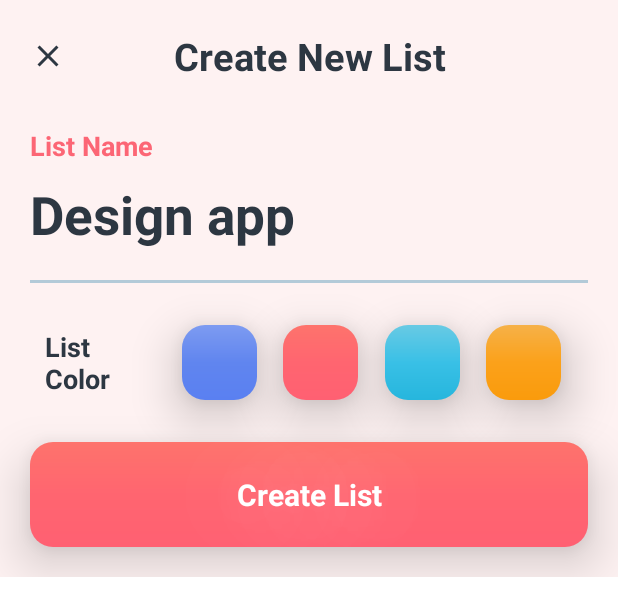
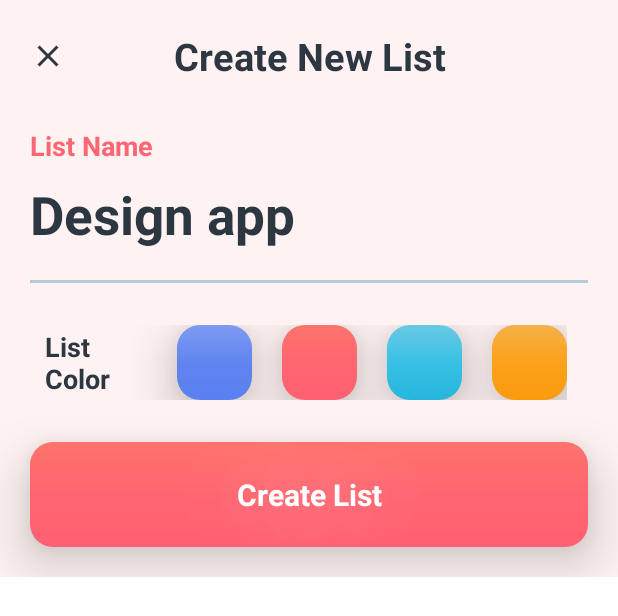
Before and after one commit to ArsTaroyan/Daily, an Android app: the layout dialog_new_list.xml on its own in the app's theme, with its tools: preview values and no code run, on a phone screen of 412 x 824 dp. Shown: the top 616 px of the screen. Run offline under Robolectric (Android 15) with nearby library versions, the phone set to English and light mode, and no system bars.

Commit message:
Radio button

```diff
--- /dev/null
+++ b/app/src/main/res/drawable/radio_blue.xml
@@ -0,0 +1,7 @@
+<?xml version="1.0" encoding="utf-8"?>
+<selector xmlns:android="http://schemas.android.com/apk/res/android">
+
+    <item android:drawable="@drawable/btn_blue_checked" android:state_checked="true" />
+
+    <item android:drawable="@drawable/btn_blue" android:state_checked="false" />
+</selector>
--- /dev/null
+++ b/app/src/main/res/drawable/radio_orange.xml
@@ -0,0 +1,7 @@
+<?xml version="1.0" encoding="utf-8"?>
+<selector xmlns:android="http://schemas.android.com/apk/res/android">
+
+    <item android:drawable="@drawable/btn_orange_checked" android:state_checked="true" />
+
+    <item android:drawable="@drawable/btn_orange" android:state_checked="false" />
+</selector>
--- /dev/null
+++ b/app/src/main/res/drawable/radio_purple.xml
@@ -0,0 +1,7 @@
+<?xml version="1.0" encoding="utf-8"?>
+<selector xmlns:android="http://schemas.android.com/apk/res/android">
+
+    <item android:drawable="@drawable/btn_purple_checked" android:state_checked="true" />
+
+    <item android:drawable="@drawable/btn_purple" android:state_checked="false" />
+</selector>
--- /dev/null
+++ b/app/src/main/res/drawable/radio_red.xml
@@ -0,0 +1,7 @@
+<?xml version="1.0" encoding="utf-8"?>
+<selector xmlns:android="http://schemas.android.com/apk/res/android">
+
+    <item android:drawable="@drawable/btn_red_checked" android:state_checked="true" />
+
+    <item android:drawable="@drawable/btn_red" android:state_checked="false" />
+</selector>
--- a/app/src/main/res/layout/dialog_new_list.xml
+++ b/app/src/main/res/layout/dialog_new_list.xml
@@ -20,11 +20,11 @@
         android:layout_width="@dimen/space_0"
         android:layout_height="wrap_content"
         android:layout_marginTop="@dimen/space_20"
+        android:gravity="center"
         android:text="@string/create_new_list"
         android:textColor="@color/dark_grey"
         android:textSize="@dimen/size_25"
         android:textStyle="bold"
-        android:gravity="center"
         app:layout_constraintEnd_toEndOf="@id/guideLineEnd"
         app:layout_constraintStart_toEndOf="@id/guideLineBegin"
         app:layout_constraintTop_toTopOf="parent" />
@@ -81,54 +81,57 @@
         app:layout_constraintStart_toStartOf="@id/guideLineBegin"
         app:layout_constraintTop_toBottomOf="@id/firstLine" />
 
-    <View
+    <RadioGroup
+        android:layout_width="wrap_content"
+        android:layout_height="wrap_content"
+        android:orientation="horizontal"
+        app:layout_constraintBottom_toTopOf="@id/btnCreateList"
+        app:layout_constraintEnd_toStartOf="@id/guideLineEnd"
+        app:layout_constraintStart_toEndOf="@id/listColor"
+        app:layout_constraintTop_toBottomOf="@id/firstLine">
+
+        <RadioButton
             android:id="@+id/colorPurpleList"
             android:layout_width="@dimen/space_50"
             android:layout_height="@dimen/space_50"
             android:layout_marginStart="@dimen/space_30"
             android:background="@drawable/btn_purple"
+            android:button="@android:color/transparent"
             android:elevation="@dimen/space_5"
-        android:translationZ="@dimen/space_15"
-        app:layout_constraintBottom_toBottomOf="@id/listColor"
-        app:layout_constraintEnd_toStartOf="@id/colorCoralList"
-        app:layout_constraintStart_toEndOf="@id/listColor"
-        app:layout_constraintTop_toTopOf="@id/listColor" />
+            android:translationZ="@dimen/space_15" />
 
-    <View
+        <RadioButton
             android:id="@+id/colorCoralList"
             android:layout_width="@dimen/space_50"
             android:layout_height="@dimen/space_50"
+            android:layout_marginStart="@dimen/space_20"
             android:background="@drawable/btn_red"
+            android:button="@android:color/transparent"
             android:elevation="@dimen/space_5"
-        android:translationZ="@dimen/space_15"
-        app:layout_constraintBottom_toBottomOf="@id/listColor"
-        app:layout_constraintEnd_toStartOf="@id/colorBlueList"
-        app:layout_constraintStart_toEndOf="@id/colorPurpleList"
-        app:layout_constraintTop_toTopOf="@id/listColor" />
+            android:translationZ="@dimen/space_15" />
 
-    <View
+        <RadioButton
             android:id="@+id/colorBlueList"
             android:layout_width="@dimen/space_50"
             android:layout_height="@dimen/space_50"
+            android:layout_marginStart="@dimen/space_20"
             android:background="@drawable/btn_blue"
+            android:button="@android:color/transparent"
             android:elevation="@dimen/space_5"
-        android:translationZ="@dimen/space_15"
-        app:layout_constraintBottom_toBottomOf="@id/listColor"
-        app:layout_constraintEnd_toStartOf="@id/colorOrangeList"
-        app:layout_constraintStart_toEndOf="@id/colorCoralList"
-        app:layout_constraintTop_toTopOf="@id/listColor" />
+            android:translationZ="@dimen/space_15" />
 
-    <View
+        <RadioButton
             android:id="@+id/colorOrangeList"
             android:layout_width="@dimen/space_50"
             android:layout_height="@dimen/space_50"
+            android:layout_marginStart="@dimen/space_20"
             android:background="@drawable/btn_orange"
+            android:button="@android:color/transparent"
             android:elevation="@dimen/space_5"
-        android:translationZ="@dimen/space_15"
-        app:layout_constraintBottom_toBottomOf="@id/listColor"
-        app:layout_constraintEnd_toEndOf="@id/guideLineEnd"
-        app:layout_constraintStart_toEndOf="@id/colorBlueList"
-        app:layout_constraintTop_toTopOf="@id/listColor" />
+            android:translationZ="@dimen/space_15" />
+
+    </RadioGroup>
+
 
     <androidx.appcompat.widget.AppCompatTextView
         android:id="@+id/btnCreateList"
```
Lines whose indentation alone changed are shown as unchanged.
